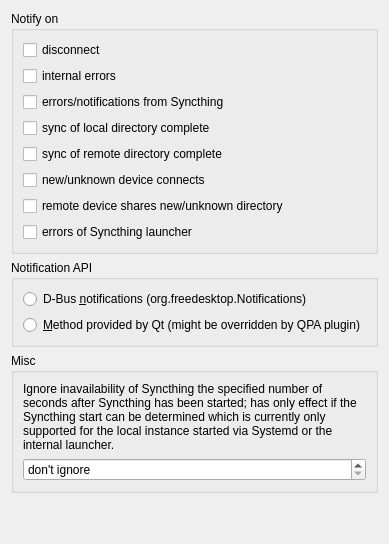
First picture: the form in widgets/settings/notificationsoptionpage.ui, repository Martchus/syncthingtray, before the edit.
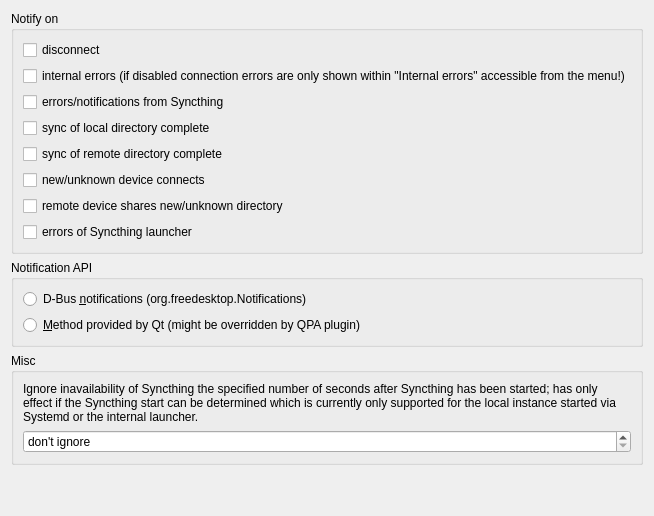
Second picture: the form after the edit. Icons and pictures are not drawn.

Commit message: Add note about disabling notifications of internal errors

What changed in the file:
```diff
--- a/widgets/settings/notificationsoptionpage.ui
+++ b/widgets/settings/notificationsoptionpage.ui
@@ -26,7 +26,7 @@
       <item>
        <widget class="QCheckBox" name="notifyOnErrorsCheckBox">
         <property name="text">
-         <string>internal errors</string>
+         <string>internal errors (if disabled connection errors are only shown within &quot;Internal errors&quot; accessible from the menu!)</string>
         </property>
        </widget>
       </item>
```
